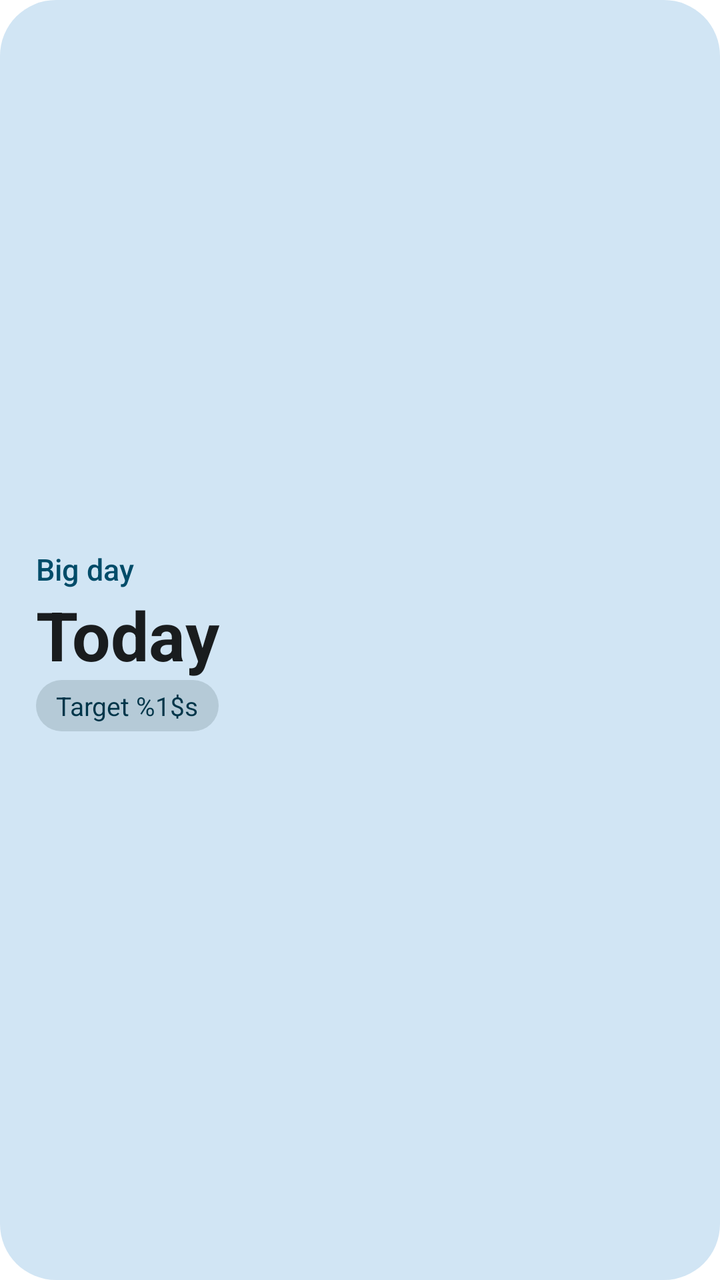
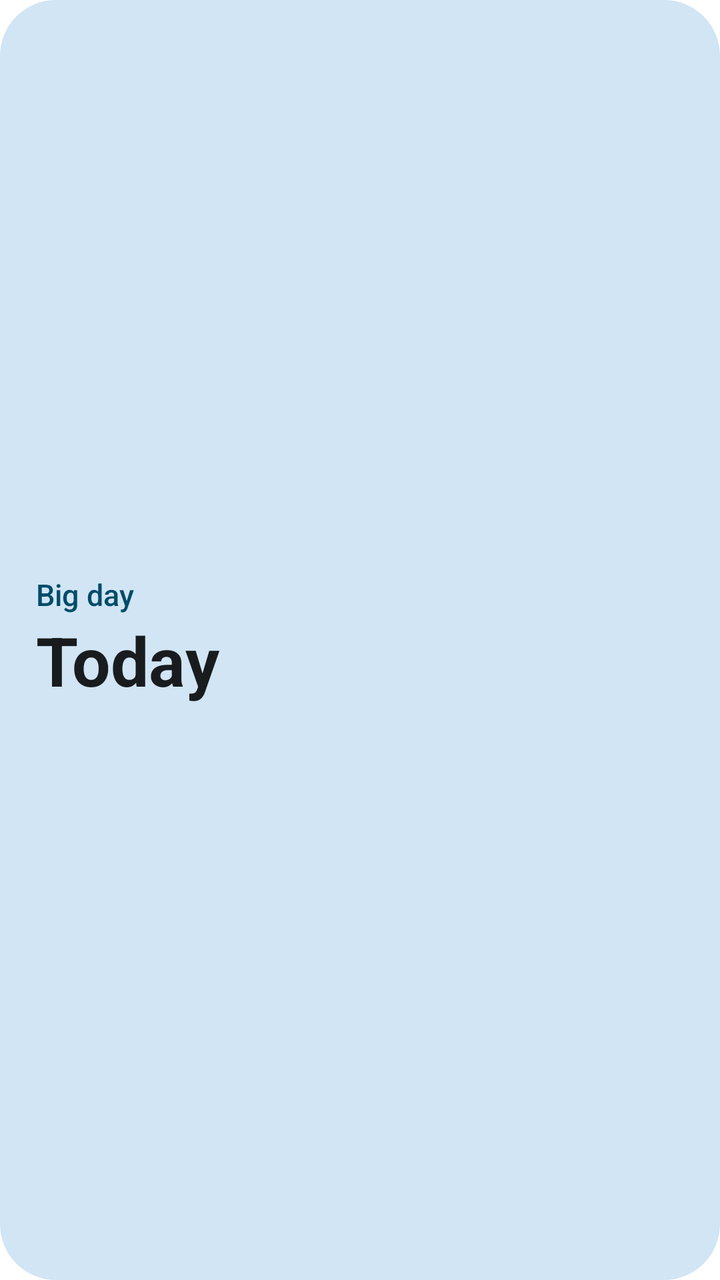

The first picture is an Android layout as it rendered before a commit; the second is the same layout after the commit. The layout source and the unified diff follow.
<!-- AndroidManifest.xml: application theme Theme.MoonWidget -->
<!-- res/layout/widget_countdown.xml -->
<?xml version="1.0" encoding="utf-8"?>
<LinearLayout xmlns:android="http://schemas.android.com/apk/res/android"
    android:id="@+id/widget_root"
    android:layout_width="match_parent"
    android:layout_height="match_parent"
    android:background="@drawable/widget_surface"
    android:contentDescription="@string/countdown_description"
    android:gravity="center_vertical"
    android:orientation="vertical"
    android:padding="18dp">

    <TextView
        android:id="@+id/text_countdown_title"
        android:layout_width="wrap_content"
        android:layout_height="wrap_content"
        android:fontFamily="sans-serif-medium"
        android:text="@string/countdown_default_title"
        android:textColor="@color/widget_primary"
        android:textSize="15sp" />

    <TextView
        android:id="@+id/text_countdown_days"
        android:layout_width="wrap_content"
        android:layout_height="wrap_content"
        android:fontFamily="sans-serif"
        android:text="@string/countdown_today"
        android:textColor="@color/widget_on_surface"
        android:textSize="34sp"
        android:textStyle="bold" />

    <TextView
        android:id="@+id/text_countdown_date"
        android:layout_width="wrap_content"
        android:layout_height="wrap_content"
        android:background="@drawable/widget_surface_variant"
        android:paddingStart="10dp"
        android:paddingTop="4dp"
        android:paddingEnd="10dp"
        android:paddingBottom="4dp"
        android:text="@string/countdown_target_date"
        android:textColor="@color/widget_secondary"
        android:textSize="13sp" />
</LinearLayout>
<!-- resources referenced by this layout -->
<resources>
  <color name="widget_on_surface">@android:color/system_neutral1_900</color>
  <color name="widget_primary">@android:color/system_accent1_700</color>
  <color name="widget_secondary">@android:color/system_accent1_800</color>
  <!-- drawable widget_surface (drawable) -->
  <?xml version="1.0" encoding="utf-8"?>
  <shape xmlns:android="http://schemas.android.com/apk/res/android">
      <solid android:color="@color/widget_surface" />
      <corners android:radius="28dp" />
  </shape>
  <!-- drawable widget_surface_variant (drawable) -->
  <?xml version="1.0" encoding="utf-8"?>
  <shape xmlns:android="http://schemas.android.com/apk/res/android">
      <solid android:color="@color/widget_surface_variant" />
      <corners android:radius="22dp" />
  </shape>
  <string name="countdown_default_title">Big day</string>
  <string name="countdown_description">Track days until a date</string>
  <string name="countdown_target_date">Target %1$s</string>
  <string name="countdown_today">Today</string>
  <style name="Theme.MoonWidget" parent="Theme.MaterialComponents.DayNight.NoActionBar">
          
          <item name="colorPrimary">@color/purple_500</item>
          <item name="colorPrimaryVariant">@color/purple_700</item>
          <item name="colorOnPrimary">@color/white</item>
          
          <item name="colorSecondary">@color/teal_200</item>
          <item name="colorSecondaryVariant">@color/teal_700</item>
          <item name="colorOnSecondary">@color/black</item>
          
          <item name="android:statusBarColor">?attr/colorPrimaryVariant</item>
          
      </style>
  <color name="widget_surface">@android:color/system_accent2_100</color>
  <color name="widget_surface_variant">@android:color/system_accent2_200</color>
  <color name="purple_500">#FF6200EE</color>
  <color name="purple_700">#FF3700B3</color>
  <color name="white">#FFFFFFFF</color>
  <color name="teal_200">#FF03DAC5</color>
  <color name="teal_700">#FF018786</color>
  <color name="black">#FF000000</color>
</resources>

<!-- the commit's change to res/layout/widget_countdown.xml (unified diff, before → after) -->
@@ -27,17 +27,4 @@
         android:textColor="@color/widget_on_surface"
         android:textSize="34sp"
         android:textStyle="bold" />
-
-    <TextView
-        android:id="@+id/text_countdown_date"
-        android:layout_width="wrap_content"
-        android:layout_height="wrap_content"
-        android:background="@drawable/widget_surface_variant"
-        android:paddingStart="10dp"
-        android:paddingTop="4dp"
-        android:paddingEnd="10dp"
-        android:paddingBottom="4dp"
-        android:text="@string/countdown_target_date"
-        android:textColor="@color/widget_secondary"
-        android:textSize="13sp" />
 </LinearLayout>
<!-- resource entries referenced after the edit -->
@@ -2,22 +2,14 @@
 <resources>
   <color name="widget_on_surface">@android:color/system_neutral1_900</color>
   <color name="widget_primary">@android:color/system_accent1_700</color>
-  <color name="widget_secondary">@android:color/system_accent1_800</color>
   <!-- drawable widget_surface (drawable) -->
   <?xml version="1.0" encoding="utf-8"?>
   <shape xmlns:android="http://schemas.android.com/apk/res/android">
       <solid android:color="@color/widget_surface" />
       <corners android:radius="28dp" />
   </shape>
-  <!-- drawable widget_surface_variant (drawable) -->
-  <?xml version="1.0" encoding="utf-8"?>
-  <shape xmlns:android="http://schemas.android.com/apk/res/android">
-      <solid android:color="@color/widget_surface_variant" />
-      <corners android:radius="22dp" />
-  </shape>
   <string name="countdown_default_title">Big day</string>
   <string name="countdown_description">Track days until a date</string>
-  <string name="countdown_target_date">Target %1$s</string>
   <string name="countdown_today">Today</string>
   <style name="Theme.MoonWidget" parent="Theme.MaterialComponents.DayNight.NoActionBar">
           
@@ -33,7 +25,6 @@
           
       </style>
   <color name="widget_surface">@android:color/system_accent2_100</color>
-  <color name="widget_surface_variant">@android:color/system_accent2_200</color>
   <color name="purple_500">#FF6200EE</color>
   <color name="purple_700">#FF3700B3</color>
   <color name="white">#FFFFFFFF</color>
